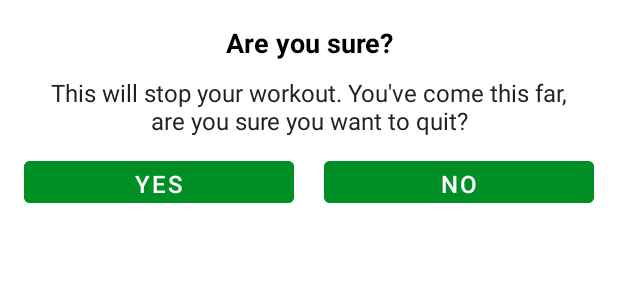
After one commit to tomejake/7MinutesWorkout, an Android app: the layout dialog_custom_back_confirmation.xml on its own in the app's theme, with its tools: preview values and no code run, on a phone screen of 412 x 824 dp. The commit adds this screen. Shown: the top 300 px of the screen. Run offline under Robolectric (Android 15) with nearby library versions, the phone set to English and light mode, and no system bars.

Commit message:
customDialogForBackButton 구현

```diff
--- a/app/src/main/java/com/example/a7minutesworkout/ExerciseActivity.kt
+++ b/app/src/main/java/com/example/a7minutesworkout/ExerciseActivity.kt
@@ -1,6 +1,7 @@
 package com.example.a7minutesworkout
 
 import android.annotation.SuppressLint
+import android.app.Dialog
 import android.content.Intent
 import android.media.MediaPlayer
 import android.net.Uri
@@ -14,6 +15,7 @@ import android.widget.LinearLayout
 import android.widget.Toast
 import androidx.recyclerview.widget.LinearLayoutManager
 import com.example.a7minutesworkout.databinding.ActivityExerciseBinding
+import com.example.a7minutesworkout.databinding.DialogCustomBackConfirmationBinding
 import java.lang.Exception
 import java.util.*
 import kotlin.collections.ArrayList
@@ -48,11 +50,34 @@ class ExerciseActivity : AppCompatActivity(), TextToSpeech.OnInitListener {
         tts = TextToSpeech(this, this)
 
         binding?.toolbarExercise?.setNavigationOnClickListener {
-            onBackPressed()
+            customDialogForBackButton()
         }
 
         setupRestView()
         setupExerciseStatusRecycleView()
+    }
+
+    override fun onBackPressed() {
+        customDialogForBackButton()
+    }
+
+    private fun customDialogForBackButton() {
+        val customDialog = Dialog(this)
+        val dialogBinding = DialogCustomBackConfirmationBinding.inflate(layoutInflater)
+
+        customDialog.setContentView(dialogBinding.root)
+        customDialog.setCanceledOnTouchOutside(false)
+
+        dialogBinding.btnYes.setOnClickListener {
+            this@ExerciseActivity.finish()
+            customDialog.dismiss()
+        }
+
+        dialogBinding.btnNo.setOnClickListener {
+            customDialog.dismiss()
+        }
+
+        customDialog.show()
     }
 
     private fun setupExerciseStatusRecycleView(){
--- /dev/null
+++ b/app/src/main/res/layout/dialog_custom_back_confirmation.xml
@@ -0,0 +1,64 @@
+<?xml version="1.0" encoding="utf-8"?>
+<!--TODO(Step 1 : Designing the custom dialog for back confirmation.)-->
+<!--START-->
+<LinearLayout xmlns:android="http://schemas.android.com/apk/res/android"
+    android:layout_width="match_parent"
+    android:layout_height="wrap_content"
+    android:gravity="center"
+    android:orientation="vertical"
+    android:padding="16dp">
+
+    <TextView
+        android:layout_width="match_parent"
+        android:layout_height="wrap_content"
+        android:gravity="center"
+        android:text="@string/are_you_sure"
+        android:textColor="@android:color/black"
+        android:textSize="18sp"
+        android:textStyle="bold" />
+
+    <TextView
+        android:layout_width="match_parent"
+        android:layout_height="wrap_content"
+        android:layout_marginStart="10dp"
+        android:layout_marginTop="10dp"
+        android:layout_marginEnd="10dp"
+        android:gravity="center"
+        android:text="@string/this_will_stop_your_workout_you_ve_come_this_far_are_you_sure_you_want_to_quit"
+        android:textColor="#212121"
+        android:textSize="16sp" />
+
+    <LinearLayout
+        android:layout_width="match_parent"
+        android:layout_height="wrap_content"
+        android:layout_marginTop="10dp"
+        android:orientation="horizontal">
+
+        <Button
+            android:id="@+id/btnYes"
+            android:layout_width="0dp"
+            android:layout_height="40dp"
+            android:layout_marginEnd="10dp"
+            android:layout_weight="1"
+            android:backgroundTint="@color/colorAccent"
+            android:gravity="center"
+            android:text="@string/yes"
+            android:textColor="#FFFFFF"
+            android:textSize="16sp"
+            style="?android:attr/buttonBarButtonStyle" />
+
+        <Button
+            android:id="@+id/btnNo"
+            android:layout_width="0dp"
+            android:layout_height="40dp"
+            android:layout_marginStart="10dp"
+            android:layout_weight="1"
+            android:backgroundTint="@color/colorAccent"
+            android:gravity="center"
+            android:text="@string/no"
+            android:textColor="#FFFFFF"
+            android:textSize="16sp"
+            style="?android:attr/buttonBarButtonStyle" />
+    </LinearLayout>
+</LinearLayout>
+    <!--END-->
--- a/app/src/main/res/values/strings.xml
+++ b/app/src/main/res/values/strings.xml
@@ -10,4 +10,8 @@
     <string name="congratulations">Congratulations!</string>
     <string name="finish">FINISH</string>
     <string name="end">END</string>
+    <string name="are_you_sure">Are you sure?</string>
+    <string name="this_will_stop_your_workout_you_ve_come_this_far_are_you_sure_you_want_to_quit">This will stop your workout. You\'ve come this far, are you sure you want to quit?</string>
+    <string name="yes">YES</string>
+    <string name="no">NO</string>
 </resources>
```
